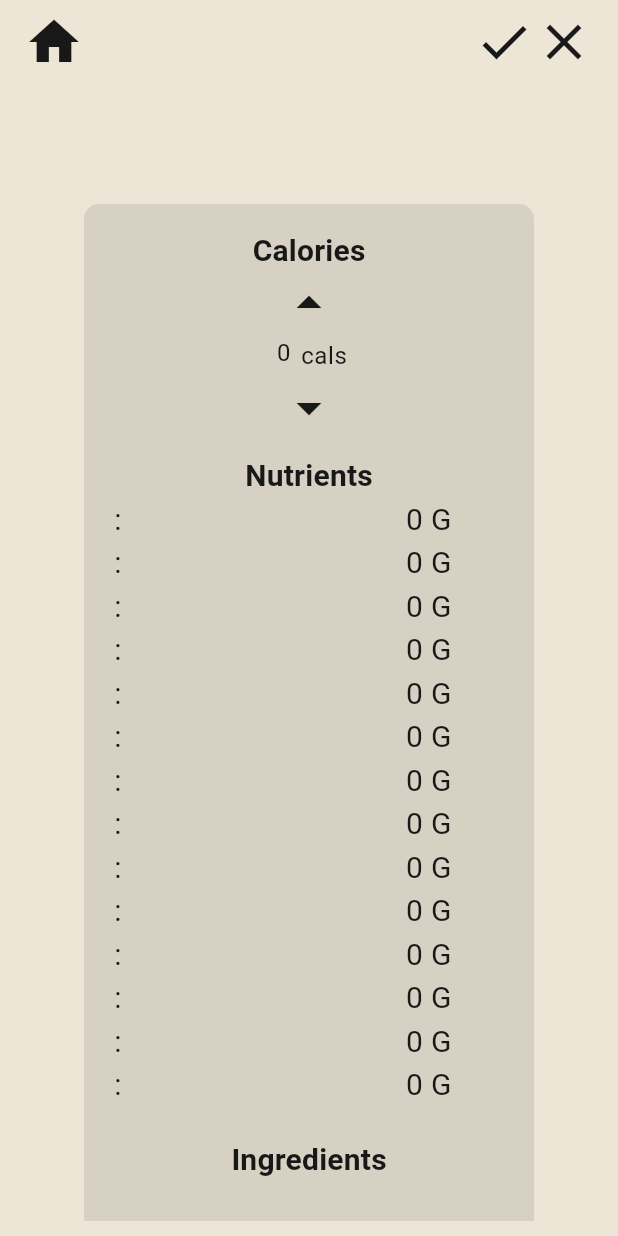
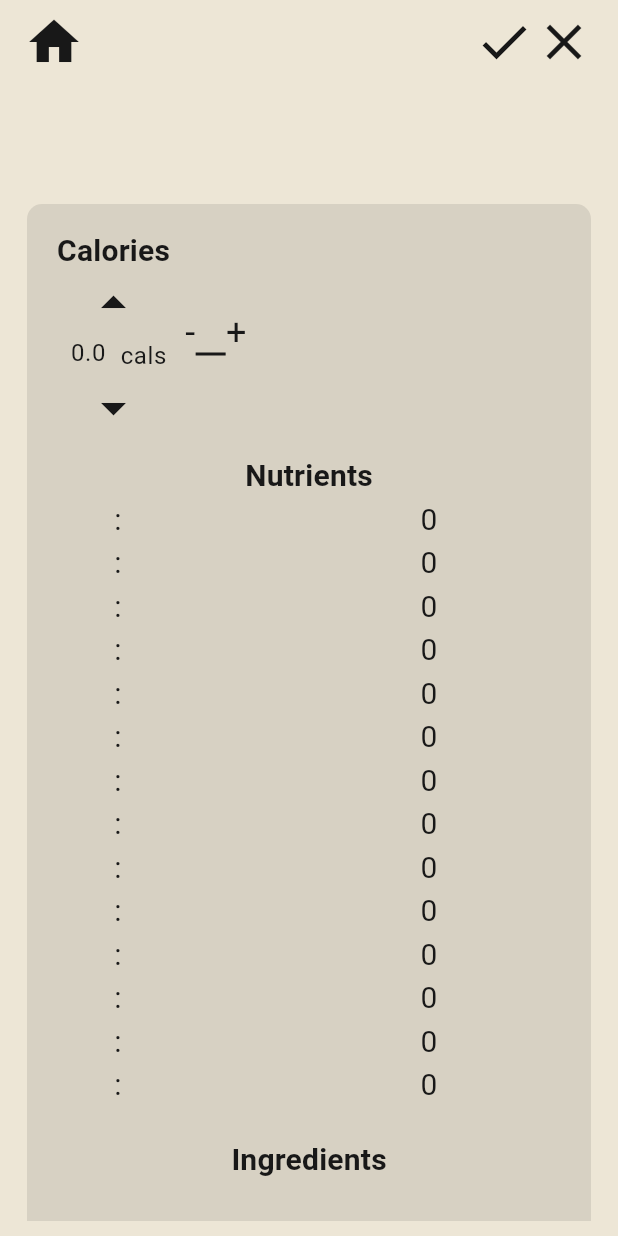
Before and after one commit to Myoro/MyoroFitness, a Flutter app: the FoodInformationScreen screen opened directly with empty values, on a phone screen of 412 x 824 dp. Run offline on Flutter 3.47's test engine with Material 3 defaults, Android fonts, the phone set to English and light mode, and no system bars; our stand-ins replace flutter_bloc, sqflite, sqflite_common_ffi; missing offline and left inert: window_manager; accounts and stored records are empty.

Commit message:
Finish at home

```diff
--- a/myoro_fitness/lib/enums/unit_enum.dart
+++ b/myoro_fitness/lib/enums/unit_enum.dart
@@ -1,4 +1,5 @@
 enum UnitEnum {
+  noUnit(''),
   grams('G'),
   milligrams('MG'),
   calories('KCAL'),
--- a/myoro_fitness/lib/food_api_service.dart
+++ b/myoro_fitness/lib/food_api_service.dart
@@ -16,7 +16,11 @@
     if (response.statusCode != 200) return [];
 
     final List<FoodModel> foods = [];
-    for (final Map<String, dynamic> json in jsonDecode(response.body)['foods']) foods.add(FoodModel.fromJSON(json));
+    // for (final Map<String, dynamic> json in jsonDecode(response.body)['foods']) foods.add(FoodModel.fromJSON(json));
+    for (final Map<String, dynamic> json in jsonDecode(response.body)['foods']) {
+      print(json['servingSizeUnit']);
+      foods.add(FoodModel.fromJSON(json));
+    }
 
     return foods;
   }
--- a/myoro_fitness/lib/helpers/conversion_helper.dart
+++ b/myoro_fitness/lib/helpers/conversion_helper.dart
@@ -1,3 +1,3 @@
 class ConversionHelper {
-  static int killojoulesToCalories(int kj) => kj ~/ 4.184;
+  static int killojoulesToCalories(double kj) => kj ~/ 4.184;
 }
--- a/myoro_fitness/lib/models/nutrient_model.dart
+++ b/myoro_fitness/lib/models/nutrient_model.dart
@@ -3,7 +3,7 @@
 
 class NutrientModel {
   final String name;
-  final int value;
+  final double value;
   final UnitEnum? unit;
 
   NutrientModel({
@@ -12,17 +12,17 @@
     this.unit,
   });
 
-  set value(int value) => this.value = value;
+  set value(double value) => this.value = value;
   set unit(UnitEnum? unit) => this.unit = unit;
 
   NutrientModel.fromJSON(Map<String, dynamic> json)
       : name = NutrientEnum.values.firstWhere((element) => element.apiNutrientName == json['nutrientName']).title,
-        value = int.parse(json['nutrientNumber']),
+        value = double.parse(json['nutrientNumber']),
         unit = json['unitName'] != null ? UnitEnum.values.firstWhere((element) => element.notation == json['unitName']) : null;
 
   NutrientModel copyWith({
     String? name,
-    int? value,
+    double? value,
     UnitEnum? unit,
   }) =>
       NutrientModel(
--- a/myoro_fitness/lib/widgets/cards/food_card.dart
+++ b/myoro_fitness/lib/widgets/cards/food_card.dart
@@ -50,7 +50,7 @@
             const Spacer(),
             if (food.calories != null)
               Text(
-                '${food.calories!.value} ${UnitEnum.calories.notation.toLowerCase()}',
+                '${food.calories!.value.toInt()} ${UnitEnum.calories.notation.toLowerCase()}',
                 style: textTheme.bodyMedium,
               ),
           ],
--- a/myoro_fitness/lib/widgets/cards/food_information_card.dart
+++ b/myoro_fitness/lib/widgets/cards/food_information_card.dart
@@ -16,10 +16,12 @@
 
 class _FoodInformationCardState extends State<FoodInformationCard> {
   final TextEditingController _calorieController = TextEditingController();
+  final TextEditingController _servingController = TextEditingController();
 
   @override
   void dispose() {
     _calorieController.dispose();
+    _servingController.dispose();
     super.dispose();
   }
 
@@ -34,7 +36,8 @@
           if (widget.food.calories != null)
             CalorieInput(
               calories: widget.food.calories!,
-              controller: _calorieController,
+              calorieController: _calorieController,
+              servingController: _servingController,
             ),
           const SizedBox(height: 10),
           NutrientListOutput(availableNutrients: widget.food.availableNutrients),
--- a/myoro_fitness/lib/widgets/inputs/calorie_input.dart
+++ b/myoro_fitness/lib/widgets/inputs/calorie_input.dart
@@ -2,6 +2,7 @@
 import 'package:myoro_fitness/enums/size_enum.dart';
 import 'package:myoro_fitness/formatters/calorie_input_formatter.dart';
 import 'package:myoro_fitness/models/nutrient_model.dart';
+import 'package:myoro_fitness/widgets/buttons/button_without_feedback.dart';
 import 'package:myoro_fitness/widgets/buttons/icon_button_without_feedback.dart';
 import 'package:myoro_fitness/widgets/inputs/base_text_field.dart';
 import 'package:myoro_fitness/widgets/cards/food_information_card.dart';
@@ -13,13 +14,17 @@
   /// Calories of said food being added
   final NutrientModel calories;
 
-  /// [TextEditingController] of [BaseTextField]
-  final TextEditingController controller;
+  /// [TextEditingController] of the calorie [BaseTextField]
+  final TextEditingController calorieController;
+
+  /// [TextEditingController] of the serving [BaseTextField]
+  final TextEditingController servingController;
 
   const CalorieInput({
     super.key,
     required this.calories,
-    required this.controller,
+    required this.calorieController,
+    required this.servingController,
   });
 
   @override
@@ -54,22 +59,22 @@
 
   void _changeCalories({required bool decrement}) {
     if (decrement) {
-      if (int.parse(widget.controller.text) - 25 > 0) {
-        widget.controller.text = (int.parse(widget.controller.text) - 25).toString();
+      if (int.parse(widget.calorieController.text) - 25 > 0) {
+        widget.calorieController.text = (int.parse(widget.calorieController.text) - 25).toString();
       }
     } else {
-      if (widget.controller.text.length < 5) {
-        widget.controller.text = (int.parse(widget.controller.text) + 25).toString();
+      if (widget.calorieController.text.length < 5) {
+        widget.calorieController.text = (int.parse(widget.calorieController.text) + 25).toString();
       }
     }
 
-    _setCalorieTextFieldWidth(widget.controller.text.length);
+    _setCalorieTextFieldWidth(widget.calorieController.text.length);
   }
 
   @override
   void initState() {
     super.initState();
-    widget.controller.text = widget.calories.value.toString();
+    widget.calorieController.text = widget.calories.value.toString();
     _setCalorieTextFieldWidth(widget.calories.value.toString().length);
   }
 
@@ -80,7 +85,12 @@
   }
 
   @override
-  Widget build(BuildContext context) => Column(
+  Widget build(BuildContext context) {
+    final TextStyle bodyLarge = Theme.of(context).textTheme.bodyLarge!;
+
+    return Row(
+      children: [
+        Column(
           children: [
             Text(
               'Calories',
@@ -99,7 +109,7 @@
                     size: SizeEnum.small,
                     width: width,
                     bordered: false,
-                  controller: widget.controller,
+                    controller: widget.calorieController,
                     padding: const EdgeInsets.only(bottom: 18),
                     formatters: [CalorieInputFormatter()],
                     onChanged: (value) => _setCalorieTextFieldWidth(value.length),
@@ -116,5 +126,26 @@
               icon: Icons.arrow_drop_down,
             ),
           ],
+        ),
+        const SizedBox(width: 10),
+        Row(
+          children: [
+            ButtonWithoutFeedback(
+              onTap: () {}, // TODO
+              child: Text('-', style: bodyLarge),
+            ),
+            BaseTextField(
+              width: 20,
+              size: SizeEnum.small,
+              controller: widget.servingController,
+            ),
+            ButtonWithoutFeedback(
+              onTap: () {}, // TODO
+              child: Text('+', style: bodyLarge),
+            ),
+          ],
+        ),
+      ],
     );
   }
+}
--- a/myoro_fitness/lib/widgets/outputs/nutrient_list_output.dart
+++ b/myoro_fitness/lib/widgets/outputs/nutrient_list_output.dart
@@ -35,7 +35,7 @@
               SizedBox(
                 width: 100,
                 child: Text(
-                  '${nutrient.value}${nutrient.unit != null ? ' ${nutrient.unit!.notation}' : ''}',
+                  '${nutrient.value.toInt()}${nutrient.unit != null ? ' ${nutrient.unit!.notation}' : ''}',
                   style: textTheme.bodyMedium,
                   textAlign: TextAlign.center,
                 ),
```
Also changed, not shown: myoro_fitness/lib/models/food_model.dart (+23 -1 lines). Lines whose indentation alone changed are shown as unchanged.
